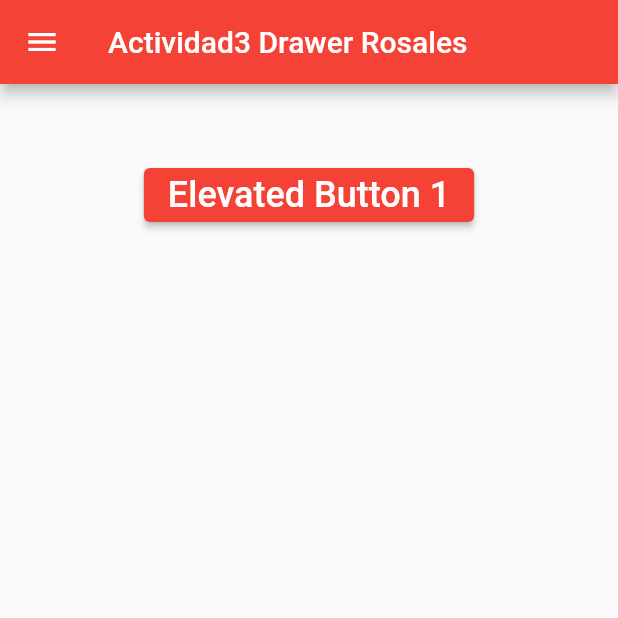
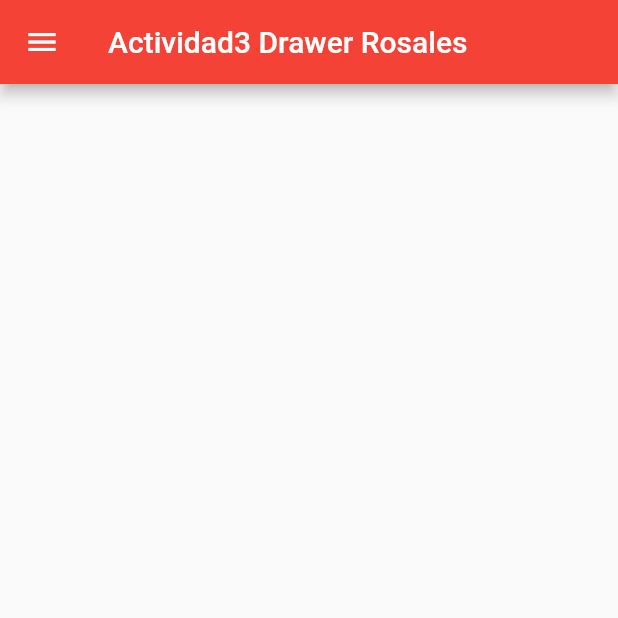
Before and after one commit to Rosales-Joshua/Drawer_Flutlab, a Flutter app: the screen it shows after launch, on a phone screen of 412 x 824 dp, the top half of it. Run offline on Flutter 3.47's test engine with Material 2 defaults, Android fonts, the phone set to English and light mode, and no system bars.

```diff
--- a/lib/main.dart
+++ b/lib/main.dart
@@ -26,11 +26,9 @@ class MyHomePage extends StatefulWidget {
 }
 
 class _MyHomePageState extends State<MyHomePage> {
-  final GlobalKey<ScaffoldState> _key = GlobalKey();
   @override
   Widget build(BuildContext context) {
     return Scaffold(
-      key: _key,
       appBar: AppBar(
         title: Text('Actividad3 Drawer Rosales'),
       ),
@@ -108,15 +106,6 @@ class _MyHomePageState extends State<MyHomePage> {
             SizedBox(
               height: 50,
             ),
-            ElevatedButton(
-              onPressed: () {
-                _key.currentState!.openDrawer(); //<-- SEE HERE
-              },
-              child: const Text(
-                'Elevated Button 1',
-                style: TextStyle(fontSize: 24),
-              ),
-            ),
           ],
         ),
       ),
```
